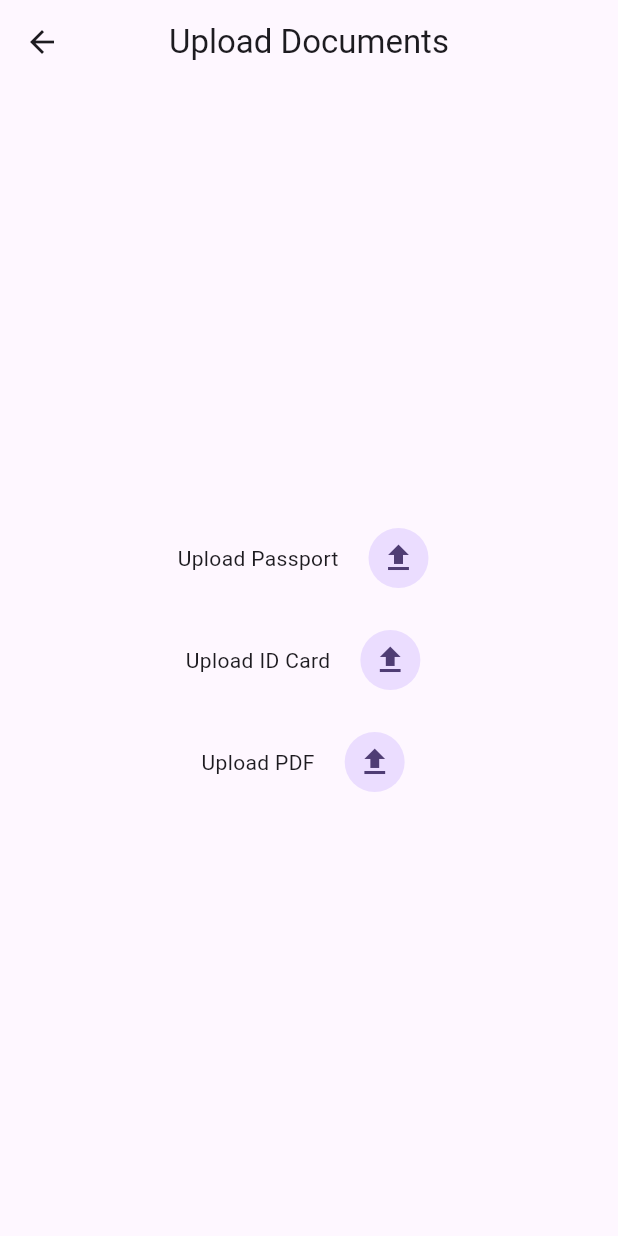
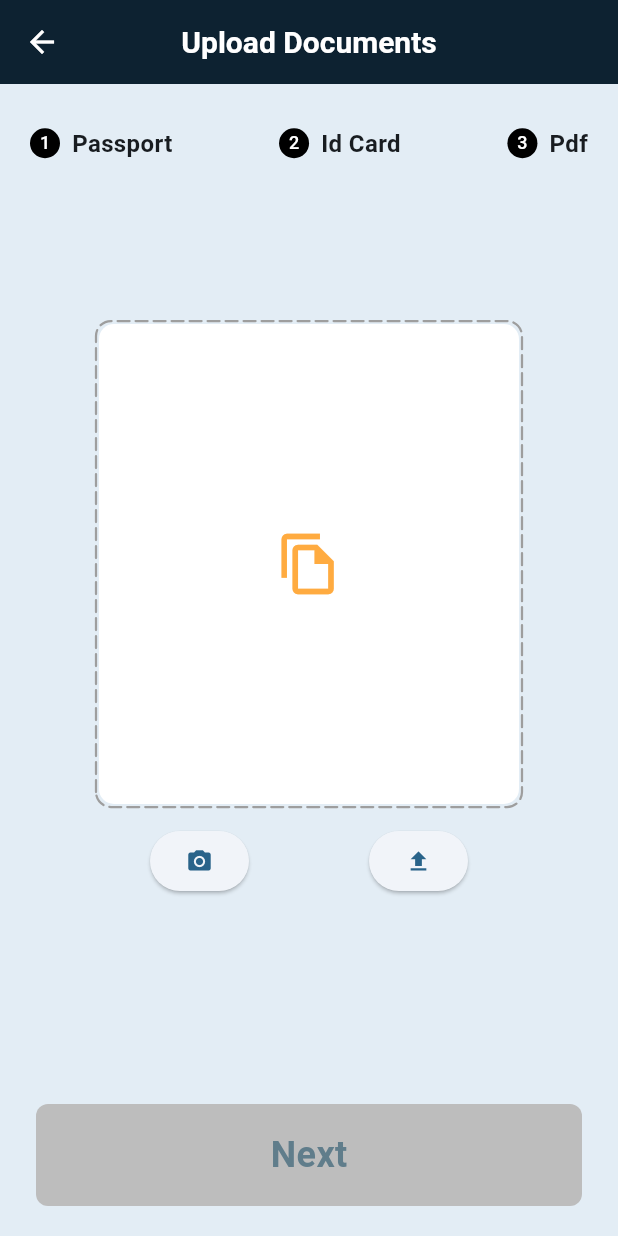
Before and after one commit to riyan-dcosta/ai_application_dct, a Flutter app: the screen it shows after launch, after a tap on "OCR", on a phone screen of 412 x 824 dp. Run offline on Flutter 3.47's test engine with Material 2 defaults, Android fonts, the phone set to English and light mode, and no system bars; drawn by our look-alikes of dotted_border; our stand-ins replace auto_route, file_picker, flutter_riverpod, freezed_annotation, riverpod_annotation, speech_to_text; missing offline and left inert: flutter_pdfview, pigeon; generated files the repository leaves out were written again.

Commit message:
ui changed for upload docs. global colors defined.

```diff
--- /dev/null
+++ b/lib/core/constants/colors.dart
@@ -0,0 +1,11 @@
+import 'package:flutter/material.dart';
+
+class AppColor {
+  AppColor._();
+
+  static const Color white = Color(0xFFFFFFFF);
+  static const Color scaffoldBackgroundColor = Color(0xFFE3EDF5);
+  static const Color accentColor = Color(0xFF0D2231);
+  static const Color emeraldGreen = Color(0xFF53D46B);
+  static const Color submarineBlue = Color(0xFFB4C2C6);
+}
--- a/lib/features/nav_decider_pages/presentation/widgets/custom_button.dart
+++ b/lib/features/nav_decider_pages/presentation/widgets/custom_button.dart
@@ -1,35 +1,57 @@
 import 'package:auto_route/auto_route.dart';
 import 'package:flutter/material.dart';
 
-class CustomButton extends StatelessWidget {
+class CustomButton extends StatefulWidget {
   final String label;
   final PageRouteInfo routeName;
 
   const CustomButton({required this.label, required this.routeName, super.key});
 
   @override
+  State<CustomButton> createState() => _CustomButtonState();
+}
+
+class _CustomButtonState extends State<CustomButton> {
+  bool isPressed = false;
+
+  @override
   Widget build(BuildContext context) {
-    return InkWell(
-      onTap: () => context.router.push(routeName),
-      child: Container(
+    return GestureDetector(
+      onTap: () {
+        Future.delayed(Duration(milliseconds: 500), () {
+          context.router.push(widget.routeName);
+        });
+
+        setState(() {
+          isPressed = true;
+        });
+
+        Future.delayed(const Duration(milliseconds: 150), () {
+          setState(() {
+            isPressed = false;
+          });
+        });
+      },
+      child: AnimatedContainer(
+        duration: const Duration(milliseconds: 100),
         margin: EdgeInsets.symmetric(horizontal: 20, vertical: 12),
         padding: EdgeInsets.all(16),
         constraints: BoxConstraints(maxWidth: 400),
         height: 68,
         decoration: BoxDecoration(
-          color: Colors.blue,
-          borderRadius: BorderRadius.circular(20),
-          boxShadow: [
-            BoxShadow(
-              color: Colors.black.withOpacity(0.5),
-              blurRadius: 5,
-              offset: Offset(2, 2),
-            )
-          ],
+          color: Color(0xFF0D2231),
+          boxShadow: isPressed
+              ? []
+              : [
+                  BoxShadow(
+                    color: Color(0xFF53D46B),
+                    offset: Offset(4, 4),
+                  )
+                ],
         ),
         child: Center(
           child: Text(
-            label,
+            widget.label,
             style: TextStyle(
                 fontWeight: FontWeight.w700,
                 fontSize: 20,
--- a/lib/features/ocr/presentation/pages/doc_upload_page.dart
+++ b/lib/features/ocr/presentation/pages/doc_upload_page.dart
@@ -1,32 +1,64 @@
-import 'package:ai_application_dct/features/ocr/presentation/widgets/pdf_upload_widget.dart';
+import 'package:ai_application_dct/features/ocr/presentation/pod/doc_upload_pod.dart';
+import 'package:ai_application_dct/features/ocr/presentation/widgets/upload_doc_page_view.dart';
+import 'package:ai_application_dct/features/ocr/presentation/widgets/upload_progress_ bar.dart';
 import 'package:auto_route/annotations.dart';
+import 'package:auto_route/auto_route.dart';
 import 'package:flutter/material.dart';
+import 'package:flutter_riverpod/flutter_riverpod.dart';
 
 @RoutePage()
-class DocUploadPage extends StatelessWidget {
+class DocUploadPage extends ConsumerWidget {
   const DocUploadPage({super.key});
 
   @override
-  Widget build(BuildContext context) {
-    return Scaffold(
+  Widget build(BuildContext context, ref) {
+    return WillPopScope(
+      onWillPop: () async {
+        ref
+          ..read(passportUploadStatusProvider.notifier).state = false
+          ..read(idCardUploadStatusProvider.notifier).state = false
+          ..read(pdfUploadStatusProvider.notifier).state = false;
+        return true;
+      },
+      child: Scaffold(
         appBar: AppBar(
           title: Text("Upload Documents"),
           centerTitle: true,
         ),
-      body: const Center(
-        child: SingleChildScrollView(
-          child: Padding(
+        body: Padding(
           padding: EdgeInsets.all(20),
-            child: Column(
-              mainAxisAlignment: MainAxisAlignment.center,
+          child: Stack(
             children: [
-                PdfUploadWidget(docTypeText: 'Upload Passport'),
-                SizedBox(height: 28),
-                PdfUploadWidget(docTypeText: 'Upload ID Card'),
-                SizedBox(height: 28),
-                PdfUploadWidget(docTypeText: 'Upload PDF'),
+              const Align(
+                alignment: Alignment.center,
+                child: UploadDocPageView(),
+              ),
+              Positioned(
+                top: 8,
+                left: 0,
+                right: 0,
+                child: Row(
+                  mainAxisAlignment: MainAxisAlignment.spaceBetween,
+                  children: [
+                    UploadProgressBar(
+                      stepName: 'Passport',
+                      stepNum: 1,
+                      listenTo: passportUploadStatusProvider,
+                    ),
+                    UploadProgressBar(
+                      stepName: 'Id Card',
+                      stepNum: 2,
+                      listenTo: idCardUploadStatusProvider,
+                    ),
+                    UploadProgressBar(
+                      stepName: 'Pdf',
+                      stepNum: 3,
+                      listenTo: pdfUploadStatusProvider,
+                    ),
                   ],
                 ),
+              ),
+            ],
           ),
         ),
       ),
--- /dev/null
+++ b/lib/features/ocr/presentation/pod/doc_upload_pod.dart
@@ -0,0 +1,5 @@
+import 'package:flutter_riverpod/flutter_riverpod.dart';
+
+final passportUploadStatusProvider = StateProvider((ref) => false);
+final idCardUploadStatusProvider = StateProvider((ref) => false);
+final pdfUploadStatusProvider = StateProvider((ref) => false);
--- /dev/null
+++ b/lib/features/ocr/presentation/widgets/next_or_continue_btn.dart
@@ -0,0 +1,40 @@
+import 'package:flutter/material.dart';
+
+class NextOrContinueBtn extends StatelessWidget {
+  final String label;
+  final VoidCallback? onTap;
+  final bool isEnabled;
+
+  const NextOrContinueBtn(
+      {super.key,
+      required this.label,
+      required this.onTap,
+      required this.isEnabled});
+
+  @override
+  Widget build(BuildContext context) {
+    return InkWell(
+      onTap: onTap,
+      child: Container(
+        margin: EdgeInsets.symmetric(horizontal: 4),
+        padding: EdgeInsets.all(16),
+        constraints: BoxConstraints(maxWidth: 400),
+        height: 68,
+        decoration: BoxDecoration(
+          color: isEnabled ? Colors.indigo : Colors.grey.shade400,
+          borderRadius: BorderRadius.circular(8),
+        ),
+        child: Center(
+          child: Text(
+            label,
+            style: TextStyle(
+              fontWeight: FontWeight.w700,
+              fontSize: 24,
+              color: isEnabled ? Colors.white : Colors.blueGrey,
+            ),
+          ),
+        ),
+      ),
+    );
+  }
+}
--- a/lib/features/ocr/presentation/widgets/pdf_upload_widget.dart
+++ /dev/null
@@ -1,95 +0,0 @@
-import 'package:file_picker/file_picker.dart';
-import 'package:flutter/material.dart';
-import 'package:flutter_pdfview/flutter_pdfview.dart';
-
-class PdfUploadWidget extends StatefulWidget {
-  final String docTypeText;
-
-  const PdfUploadWidget({
-    super.key,
-    required this.docTypeText,
-  });
-
-  @override
-  State<PdfUploadWidget> createState() => _PdfUploadWidgetState();
-}
-
-class _PdfUploadWidgetState extends State<PdfUploadWidget> {
-  String? docFilePath;
-
-  @override
-  void initState() {
-    super.initState();
-  }
-
-  @override
-  Widget build(BuildContext context) {
-    return Row(
-      mainAxisAlignment: MainAxisAlignment.center,
-      children: [
-        docFilePath == null
-            ? Text(widget.docTypeText)
-            : PdfPreview(path: docFilePath!),
-        SizedBox(width: 20),
-        GestureDetector(
-          onTap: () async {
-            FilePickerResult? result = await FilePicker.platform.pickFiles(
-              type: FileType.custom,
-              allowedExtensions: ['pdf'],
-            );
-
-            if (result != null) {
-              setState(() {
-                docFilePath = result.files.single.path!;
-              });
-            }
-          },
-          child: const CircleAvatar(
-            child: Icon(Icons.upload),
-          ),
-        ),
-        SizedBox(width: 8),
-        if (docFilePath != null)
-          const CircleAvatar(
-            radius: 12,
-            backgroundColor: Colors.greenAccent,
-            child: Icon(
-              Icons.check,
-              size: 16,
-            ),
-          ),
-      ],
-    );
-  }
-}
-
-class PdfPreview extends StatelessWidget {
-  final String path;
-  const PdfPreview({required this.path, super.key});
-
-  @override
-  Widget build(BuildContext context) {
-    return Container(
-      height: 250,
-      width: 200,
-      decoration: BoxDecoration(
-        color: Colors.blue,
-        borderRadius: BorderRadius.circular(5),
-        boxShadow: [
-          BoxShadow(
-            color: Colors.black.withOpacity(0.5),
-            offset: Offset(2, 2),
-            blurRadius: 3,
-          )
-        ],
-      ),
-      child: ClipRRect(
-        borderRadius: BorderRadius.circular(5),
-        child: PDFView(
-          key: Key(path),
-          filePath: path,
-        ),
-      ),
-    );
-  }
-}
--- /dev/null
+++ b/lib/features/ocr/presentation/widgets/upload_doc_page_view.dart
@@ -0,0 +1,68 @@
+import 'package:ai_application_dct/features/ocr/presentation/pod/doc_upload_pod.dart';
+import 'package:ai_application_dct/features/ocr/presentation/widgets/upload_doc_widget.dart';
+import 'package:flutter/material.dart';
+import 'package:flutter_riverpod/flutter_riverpod.dart';
+
+class UploadDocPageView extends StatefulWidget {
+  const UploadDocPageView({super.key});
+
+  @override
+  State<UploadDocPageView> createState() => _UploadDocPageViewState();
+}
+
+class _UploadDocPageViewState extends State<UploadDocPageView> {
+  late final PageController _pageController;
+
+  @override
+  void initState() {
+    super.initState();
+
+    _pageController = PageController();
+  }
+
+  @override
+  void dispose() {
+    _pageController.dispose();
+
+    super.dispose();
+  }
+
+  @override
+  Widget build(BuildContext context) {
+    return Consumer(builder: (context, ref, _) {
+      return PageView(
+        controller: _pageController,
+        physics: const NeverScrollableScrollPhysics(),
+        children: [
+          UploadDocWidget(
+            onTappingNext: () {
+              _pageController.nextPage(
+                duration: Duration(milliseconds: 500),
+                curve: Curves.ease,
+              );
+            },
+            listenToStatusOf: passportUploadStatusProvider,
+            isEnabled: ref.watch(passportUploadStatusProvider),
+          ),
+          UploadDocWidget(
+            onTappingNext: () {
+              _pageController.nextPage(
+                duration: Duration(milliseconds: 500),
+                curve: Curves.ease,
+              );
+            },
+            listenToStatusOf: idCardUploadStatusProvider,
+            isEnabled: ref.watch(idCardUploadStatusProvider),
+          ),
+          UploadDocWidget(
+            onTappingNext: () {
+              //Next Step
+            },
+            listenToStatusOf: pdfUploadStatusProvider,
+            isEnabled: ref.watch(pdfUploadStatusProvider),
+          ),
+        ],
+      );
+    });
+  }
+}
--- /dev/null
+++ b/lib/features/ocr/presentation/widgets/upload_doc_widget.dart
@@ -0,0 +1,113 @@
+import 'dart:io';
+
+import 'package:ai_application_dct/features/ocr/presentation/widgets/next_or_continue_btn.dart';
+import 'package:dotted_border/dotted_border.dart';
+import 'package:file_picker/file_picker.dart';
+import 'package:flutter/material.dart';
+import 'package:flutter_pdfview/flutter_pdfview.dart';
+import 'package:flutter_riverpod/flutter_riverpod.dart';
+
+class UploadDocWidget extends StatefulWidget {
+  final VoidCallback onTappingNext;
+  final bool isEnabled;
+  final StateProvider<bool> listenToStatusOf;
+
+  const UploadDocWidget({
+    super.key,
+    required this.onTappingNext,
+    required this.isEnabled,
+    required this.listenToStatusOf,
+  });
+
+  @override
+  State<UploadDocWidget> createState() => _UploadDocWidgetState();
+}
+
+class _UploadDocWidgetState extends State<UploadDocWidget> {
+  File? docFile;
+
+  @override
+  Widget build(BuildContext context) {
+    return Column(
+      children: [
+        Expanded(
+          child: Center(
+            child: Column(
+              mainAxisAlignment: MainAxisAlignment.center,
+              children: [
+                DottedBorder(
+                  strokeWidth: 1.5,
+                  radius: Radius.circular(10),
+                  dashPattern: [8, 4],
+                  strokeCap: StrokeCap.round,
+                  borderType: BorderType.RRect,
+                  color: Colors.grey,
+                  child: Container(
+                    width: 280,
+                    height: 320,
+                    decoration: BoxDecoration(
+                      borderRadius: BorderRadius.circular(10),
+                      color: Colors.white,
+                    ),
+                    child: docFile == null
+                        ? Icon(
+                            Icons.file_copy_outlined,
+                            size: 44,
+                            color: Colors.orangeAccent,
+                          )
+                        : ClipRRect(
+                            borderRadius: BorderRadius.circular(10),
+                            child: PDFView(
+                              key: Key(docFile!.path),
+                              filePath: docFile!.path,
+                            ),
+                          ),
+                  ),
+                ),
+                SizedBox(height: 12),
+                Row(
+                  mainAxisAlignment: MainAxisAlignment.spaceEvenly,
+                  children: [
+                    ElevatedButton(
+                      onPressed: () {},
+                      child: Icon(
+                        Icons.camera_alt,
+                      ),
+                    ),
+                    Consumer(builder: (context, ref, _) {
+                      return ElevatedButton(
+                        onPressed: () async {
+                          FilePickerResult? result =
+                              await FilePicker.platform.pickFiles(
+                            type: FileType.custom,
+                            allowedExtensions: ['pdf'],
+                          );
+
+                          if (result != null) {
+                            ref.read(widget.listenToStatusOf.notifier).state =
+                                true;
+                            setState(() {
+                              docFile = File(result.files.single.path!);
+                            });
+                          }
+                        },
+                        child: Icon(
+                          Icons.upload,
+                        ),
+                      );
+                    }),
+                  ],
+                ),
+              ],
+            ),
+          ),
+        ),
+        NextOrContinueBtn(
+          label: "Next",
+          onTap: widget.isEnabled ? widget.onTappingNext : null,
+          isEnabled: widget.isEnabled,
+        ),
+      ],
+    );
+  }
+}
--- /dev/null
+++ b/lib/features/ocr/presentation/widgets/upload_progress_ bar.dart
@@ -0,0 +1,51 @@
+import 'package:flutter/material.dart';
+import 'package:flutter_riverpod/flutter_riverpod.dart';
+
+class UploadProgressBar extends StatelessWidget {
+  final String stepName;
+  final int stepNum;
+  final StateProvider<bool> listenTo;
+
+  const UploadProgressBar({
+    super.key,
+    required this.stepName,
+    required this.stepNum,
+    required this.listenTo,
+  });
+
+  @override
+  Widget build(BuildContext context) {
+    return Row(
+      children: [
+        Consumer(builder: (context, ref, _) {
+          bool isDone = ref.watch(listenTo);
+          return CircleAvatar(
+            radius: 10,
+            backgroundColor: isDone ? Colors.green : Colors.black,
+            child: isDone
+                ? Icon(
+                    Icons.check,
+                    size: 14,
+                    color: Colors.white,
+                  )
+                : Text(
+                    "$stepNum",
+                    style: TextStyle(
+                      color: Colors.white,
+                      fontSize: 12,
+                    ),
+                  ),
+          );
+        }),
+        SizedBox(width: 8),
+        Text(
+          stepName,
+          style: TextStyle(
+            fontWeight: FontWeight.w700,
+            fontSize: 16,
+          ),
+        ),
+      ],
+    );
+  }
+}
--- a/lib/main.dart
+++ b/lib/main.dart
@@ -1,3 +1,4 @@
+import 'package:ai_application_dct/core/constants/colors.dart';
 import 'package:ai_application_dct/core/routes/auto_router_object.dart';
 import 'package:flutter/material.dart';
 import 'package:flutter_riverpod/flutter_riverpod.dart';
@@ -16,8 +17,20 @@ class MainPage extends StatelessWidget {
       title: 'AI Application DCTech',
       debugShowCheckedModeBanner: false,
       theme: ThemeData(
-        colorScheme: ColorScheme.fromSeed(seedColor: Colors.deepPurple),
+        colorScheme: ColorScheme.fromSeed(
+          seedColor: AppColor.accentColor,
+        ),
         useMaterial3: true,
+        scaffoldBackgroundColor: AppColor.scaffoldBackgroundColor,
+        appBarTheme: const AppBarTheme(
+          foregroundColor: AppColor.white,
+          backgroundColor: AppColor.accentColor,
+          titleTextStyle: TextStyle(
+            color: AppColor.white,
+            fontWeight: FontWeight.w700,
+            fontSize: 20,
+          ),
+        ),
       ),
     );
   }
--- a/pubspec.yaml
+++ b/pubspec.yaml
@@ -20,6 +20,7 @@ dependencies:
   speech_to_text: ^6.3.0
   flutter_pdfview: ^1.3.1
   file_picker: ^5.3.3
+  dotted_border: ^2.0.0+3
 
 dev_dependencies:
   flutter_test:
```
Also changed, not shown: pubspec.lock. Lines whose indentation alone changed are shown as unchanged.
